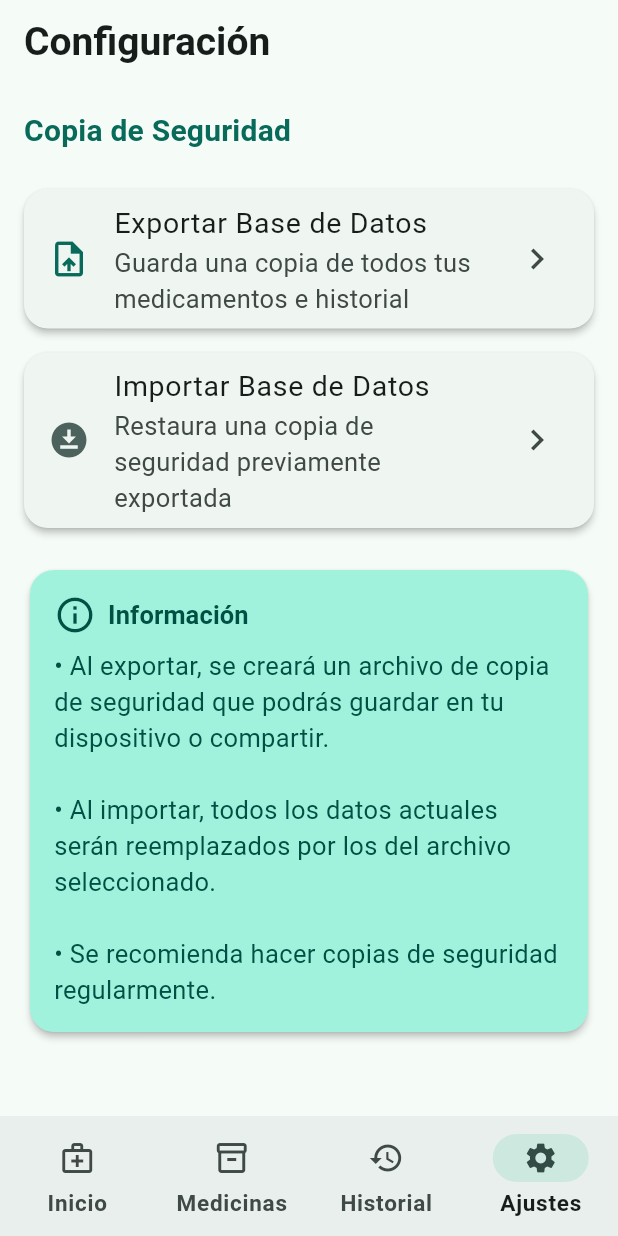
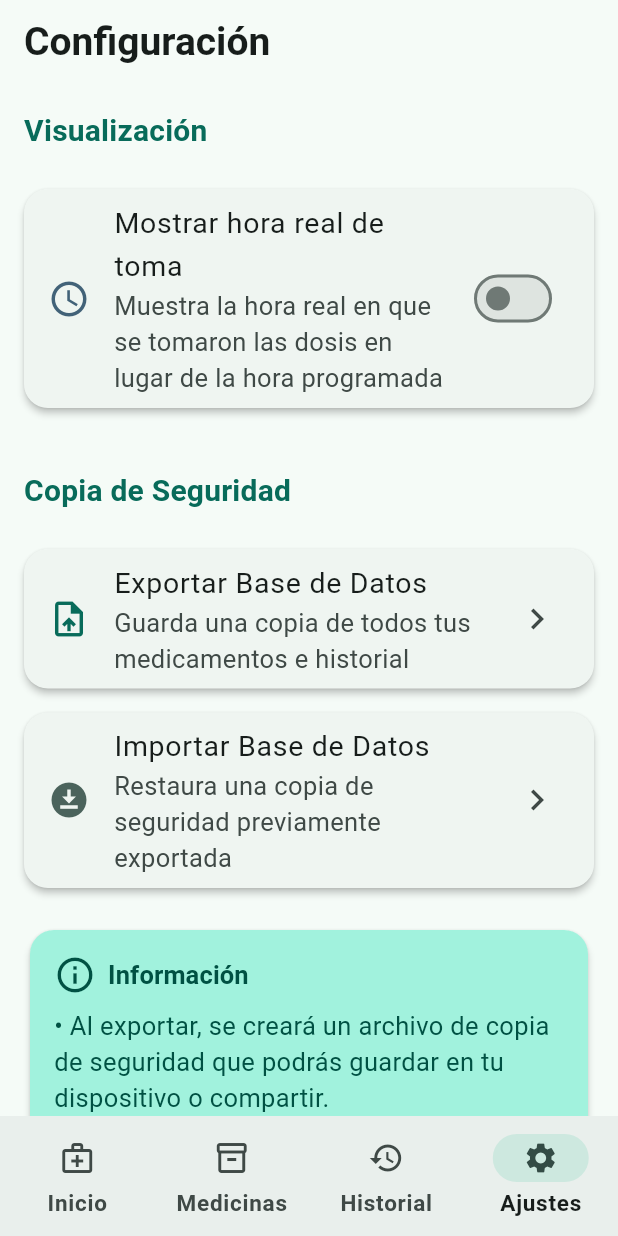
Before and after one commit to rafapoza/medicapp, a Flutter app: the screen it shows after launch, item 4 of the bottom bar chosen, on a phone screen of 412 x 824 dp. Run offline on Flutter 3.47's test engine with Material 3 defaults, Android fonts, the phone set to English and light mode, and no system bars; our stand-ins replace file_picker, flutter_local_notifications, share_plus, shared_preferences, sqflite, timezone; missing offline and left inert: android_intent_plus; accounts and stored records are empty.

Commit message:
feat: añadir opción para mostrar hora real de tomas
Implementa una nueva preferencia en Ajustes que permite al usuario
elegir entre ver la hora programada o la hora real en que se tomaron
las dosis en la pantalla principal.

Características:
- Nuevo servicio PreferencesService para gestionar preferencias del usuario
- Ajuste en pantalla de Configuración con switch para activar/desactivar
- Método getActualDoseTimes() para obtener horas reales desde el historial
- TodayDosesSection muestra hora real cuando la preferencia está activada
- Solo afecta a dosis ya tomadas (las pendientes siempre muestran hora programada)
- Traducciones completas en 5 idiomas (ES, EN, CA, GL, EU)

Implementación:
- lib/services/preferences_service.dart: Servicio de preferencias con SharedPreferences
- lib/screens/settings/widgets/setting_switch_card.dart: Widget switch para ajustes
- dose_calculation_service.dart: Método para obtener mapa de horas reales
- today_doses_section.dart: Lógica para mostrar hora según preferencia
- medication_list_screen.dart: Carga de preferencia y horas reales
- settings_screen.dart: Nueva sección "Visualización" con switch

Comportamiento:
- Desactivado (por defecto): Muestra hora programada (ej: 14:00)
- Activado: Muestra hora real de toma (ej: 13:45) solo para dosis tomadas

Tests: 261/306 pasando (fallos son timeouts existentes no relacionados)

🤖 Generated with [Claude Code](https://claude.com/claude-code)

Co-Authored-By: Claude <noreply@anthropic.com>

```diff
--- a/lib/l10n/app_ca.arb
+++ b/lib/l10n/app_ca.arb
@@ -847,6 +847,9 @@
 
   "@_SETTINGS_SCREEN": {},
   "settingsTitle": "Configuració",
+  "settingsDisplaySection": "Visualització",
+  "settingsShowActualTimeTitle": "Mostrar hora real de presa",
+  "settingsShowActualTimeSubtitle": "Mostra l'hora real en què es van prendre les dosis en lloc de l'hora programada",
   "settingsBackupSection": "Còpia de Seguretat",
   "settingsExportTitle": "Exportar Base de Dades",
   "settingsExportSubtitle": "Desa una còpia de tots els teus medicaments i historial",
--- a/lib/l10n/app_en.arb
+++ b/lib/l10n/app_en.arb
@@ -478,6 +478,9 @@
 
   "@_SETTINGS_SCREEN": {},
   "settingsTitle": "Settings",
+  "settingsDisplaySection": "Display",
+  "settingsShowActualTimeTitle": "Show actual dose time",
+  "settingsShowActualTimeSubtitle": "Display the actual time doses were taken instead of the scheduled time",
   "settingsBackupSection": "Backup & Restore",
   "settingsExportTitle": "Export Database",
   "settingsExportSubtitle": "Save a copy of all your medications and history",
--- a/lib/l10n/app_es.arb
+++ b/lib/l10n/app_es.arb
@@ -847,6 +847,9 @@
 
   "@_SETTINGS_SCREEN": {},
   "settingsTitle": "Configuración",
+  "settingsDisplaySection": "Visualización",
+  "settingsShowActualTimeTitle": "Mostrar hora real de toma",
+  "settingsShowActualTimeSubtitle": "Muestra la hora real en que se tomaron las dosis en lugar de la hora programada",
   "settingsBackupSection": "Copia de Seguridad",
   "settingsExportTitle": "Exportar Base de Datos",
   "settingsExportSubtitle": "Guarda una copia de todos tus medicamentos e historial",
--- a/lib/l10n/app_eu.arb
+++ b/lib/l10n/app_eu.arb
@@ -847,6 +847,9 @@
 
   "@_SETTINGS_SCREEN": {},
   "settingsTitle": "Ezarpenak",
+  "settingsDisplaySection": "Bistaratzea",
+  "settingsShowActualTimeTitle": "Erakutsi dosiaren benetako ordua",
+  "settingsShowActualTimeSubtitle": "Dosiak hartu ziren benetako ordua erakusten du programatutako orduaren ordez",
   "settingsBackupSection": "Segurtasun Kopia",
   "settingsExportTitle": "Esportatu Datu Basea",
   "settingsExportSubtitle": "Gorde zure botika eta historia guztien kopia bat",
--- a/lib/l10n/app_gl.arb
+++ b/lib/l10n/app_gl.arb
@@ -847,6 +847,9 @@
 
   "@_SETTINGS_SCREEN": {},
   "settingsTitle": "Configuración",
+  "settingsDisplaySection": "Visualización",
+  "settingsShowActualTimeTitle": "Mostrar hora real de toma",
+  "settingsShowActualTimeSubtitle": "Mostra a hora real na que se tomaron as doses en lugar da hora programada",
   "settingsBackupSection": "Copia de Seguridade",
   "settingsExportTitle": "Exportar Base de Datos",
   "settingsExportSubtitle": "Garda unha copia de todos os teus medicamentos e historial",
--- a/lib/l10n/app_localizations.dart
+++ b/lib/l10n/app_localizations.dart
@@ -2660,6 +2660,24 @@ abstract class AppLocalizations {
   /// **'Configuración'**
   String get settingsTitle;
 
+  /// No description provided for @settingsDisplaySection.
+  ///
+  /// In es, this message translates to:
+  /// **'Visualización'**
+  String get settingsDisplaySection;
+
+  /// No description provided for @settingsShowActualTimeTitle.
+  ///
+  /// In es, this message translates to:
+  /// **'Mostrar hora real de toma'**
+  String get settingsShowActualTimeTitle;
+
+  /// No description provided for @settingsShowActualTimeSubtitle.
+  ///
+  /// In es, this message translates to:
+  /// **'Muestra la hora real en que se tomaron las dosis en lugar de la hora programada'**
+  String get settingsShowActualTimeSubtitle;
+
   /// No description provided for @settingsBackupSection.
   ///
   /// In es, this message translates to:
--- a/lib/l10n/app_localizations_ca.dart
+++ b/lib/l10n/app_localizations_ca.dart
@@ -1502,6 +1502,16 @@ class AppLocalizationsCa extends AppLocalizations {
   String get settingsTitle => 'Configuració';
 
   @override
+  String get settingsDisplaySection => 'Visualització';
+
+  @override
+  String get settingsShowActualTimeTitle => 'Mostrar hora real de presa';
+
+  @override
+  String get settingsShowActualTimeSubtitle =>
+      'Mostra l\'hora real en què es van prendre les dosis en lloc de l\'hora programada';
+
+  @override
   String get settingsBackupSection => 'Còpia de Seguretat';
 
   @override
--- a/lib/l10n/app_localizations_es.dart
+++ b/lib/l10n/app_localizations_es.dart
@@ -1504,6 +1504,16 @@ class AppLocalizationsEs extends AppLocalizations {
   String get settingsTitle => 'Configuración';
 
   @override
+  String get settingsDisplaySection => 'Visualización';
+
+  @override
+  String get settingsShowActualTimeTitle => 'Mostrar hora real de toma';
+
+  @override
+  String get settingsShowActualTimeSubtitle =>
+      'Muestra la hora real en que se tomaron las dosis en lugar de la hora programada';
+
+  @override
   String get settingsBackupSection => 'Copia de Seguridad';
 
   @override
--- a/lib/l10n/app_localizations_gl.dart
+++ b/lib/l10n/app_localizations_gl.dart
@@ -1504,6 +1504,16 @@ class AppLocalizationsGl extends AppLocalizations {
   String get settingsTitle => 'Configuración';
 
   @override
+  String get settingsDisplaySection => 'Visualización';
+
+  @override
+  String get settingsShowActualTimeTitle => 'Mostrar hora real de toma';
+
+  @override
+  String get settingsShowActualTimeSubtitle =>
+      'Mostra a hora real na que se tomaron as doses en lugar da hora programada';
+
+  @override
   String get settingsBackupSection => 'Copia de Seguridade';
 
   @override
--- /dev/null
+++ b/lib/screens/settings/widgets/setting_switch_card.dart
@@ -0,0 +1,40 @@
+import 'package:flutter/material.dart';
+
+class SettingSwitchCard extends StatelessWidget {
+  final IconData icon;
+  final Color iconColor;
+  final String title;
+  final String subtitle;
+  final bool value;
+  final ValueChanged<bool> onChanged;
+
+  const SettingSwitchCard({
+    super.key,
+    required this.icon,
+    required this.iconColor,
+    required this.title,
+    required this.subtitle,
+    required this.value,
+    required this.onChanged,
+  });
+
+  @override
+  Widget build(BuildContext context) {
+    return Card(
+      margin: const EdgeInsets.symmetric(horizontal: 16.0, vertical: 8.0),
+      child: ListTile(
+        leading: Icon(
+          icon,
+          color: iconColor,
+        ),
+        title: Text(title),
+        subtitle: Text(subtitle),
+        trailing: Switch(
+          value: value,
+          onChanged: onChanged,
+        ),
+        onTap: () => onChanged(!value),
+      ),
+    );
+  }
+}
--- a/lib/screens/settings_screen.dart
+++ b/lib/screens/settings_screen.dart
@@ -2,8 +2,10 @@ import 'package:flutter/material.dart';
 import 'package:file_picker/file_picker.dart';
 import 'package:share_plus/share_plus.dart';
 import '../database/database_helper.dart';
+import '../services/preferences_service.dart';
 import '../l10n/app_localizations.dart';
 import 'settings/widgets/setting_option_card.dart';
+import 'settings/widgets/setting_switch_card.dart';
 import 'settings/widgets/info_card.dart';
 
 /// Settings screen with backup/restore functionality
@@ -17,6 +19,33 @@ class SettingsScreen extends StatefulWidget {
 class _SettingsScreenState extends State<SettingsScreen> {
   bool _isExporting = false;
   bool _isImporting = false;
+  bool _showActualTime = false;
+
+  @override
+  void initState() {
+    super.initState();
+    _loadPreferences();
+  }
+
+  /// Load preferences from storage
+  Future<void> _loadPreferences() async {
+    final showActualTime = await PreferencesService.getShowActualTimeForTakenDoses();
+    if (mounted) {
+      setState(() {
+        _showActualTime = showActualTime;
+      });
+    }
+  }
+
+  /// Handle show actual time toggle
+  Future<void> _handleShowActualTimeChanged(bool value) async {
+    await PreferencesService.setShowActualTimeForTakenDoses(value);
+    if (mounted) {
+      setState(() {
+        _showActualTime = value;
+      });
+    }
+  }
 
   /// Export the database and share it
   Future<void> _exportDatabase() async {
@@ -178,6 +207,30 @@ class _SettingsScreenState extends State<SettingsScreen> {
       ),
       body: ListView(
         children: [
+          // Display Section
+          Padding(
+            padding: const EdgeInsets.all(16.0),
+            child: Text(
+              l10n.settingsDisplaySection,
+              style: theme.textTheme.titleMedium?.copyWith(
+                color: theme.colorScheme.primary,
+                fontWeight: FontWeight.bold,
+              ),
+            ),
+          ),
+
+          // Show Actual Time Switch
+          SettingSwitchCard(
+            icon: Icons.access_time,
+            iconColor: theme.colorScheme.tertiary,
+            title: l10n.settingsShowActualTimeTitle,
+            subtitle: l10n.settingsShowActualTimeSubtitle,
+            value: _showActualTime,
+            onChanged: _handleShowActualTimeChanged,
+          ),
+
+          const SizedBox(height: 16),
+
           // Backup & Restore Section
           Padding(
             padding: const EdgeInsets.all(16.0),
--- /dev/null
+++ b/lib/services/preferences_service.dart
@@ -0,0 +1,20 @@
+import 'package:shared_preferences/shared_preferences.dart';
+
+/// Service for managing user preferences
+class PreferencesService {
+  static const String _keyShowActualTime = 'show_actual_time_for_taken_doses';
+
+  /// Get the preference for showing actual time for taken doses
+  /// Returns true if the user wants to see the actual time when a dose was taken
+  /// Returns false (default) to show the scheduled time
+  static Future<bool> getShowActualTimeForTakenDoses() async {
+    final prefs = await SharedPreferences.getInstance();
+    return prefs.getBool(_keyShowActualTime) ?? false;
+  }
+
+  /// Set the preference for showing actual time for taken doses
+  static Future<void> setShowActualTimeForTakenDoses(bool value) async {
+    final prefs = await SharedPreferences.getInstance();
+    await prefs.setBool(_keyShowActualTime, value);
+  }
+}
```
Also changed, not shown: lib/l10n/app_localizations_en.dart (+10 -0 lines), lib/l10n/app_localizations_eu.dart (+10 -0 lines), lib/screens/medication_list/services/dose_calculation_service.dart (+34 -0 lines), lib/screens/medication_list/widgets/today_doses_section.dart (+12 -1 lines), lib/screens/medication_list_screen.dart (+31 -0 lines).
